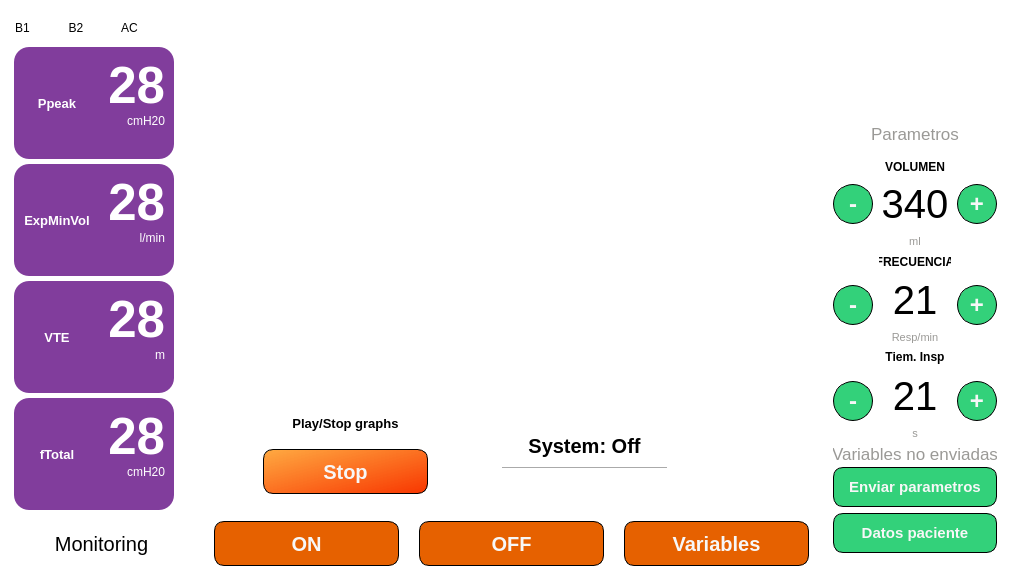
Above: main.ui from JulianDuque97/EPI before the change. Below: the same form after it.
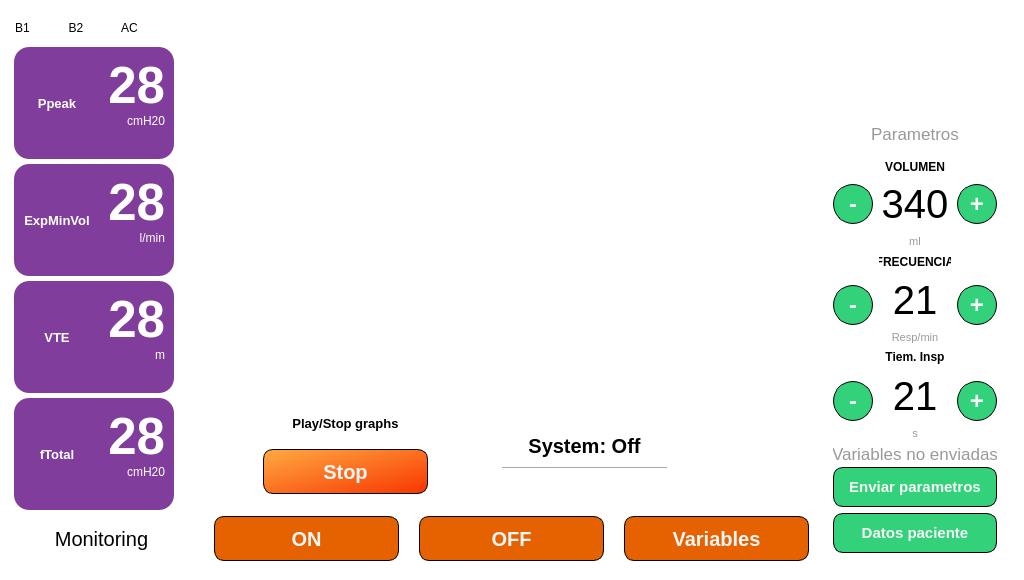
That is the form after the change. Icons and pictures are not drawn. Custom widgets are drawn as their Qt base class.

The edit to the form file:
```diff
--- a/main.ui
+++ b/main.ui
@@ -604,7 +604,7 @@
         <number>0</number>
        </property>
        <property name="bottomMargin">
-        <number>0</number>
+        <number>10</number>
        </property>
        <item>
         <widget class="QLabel" name="label">
```
